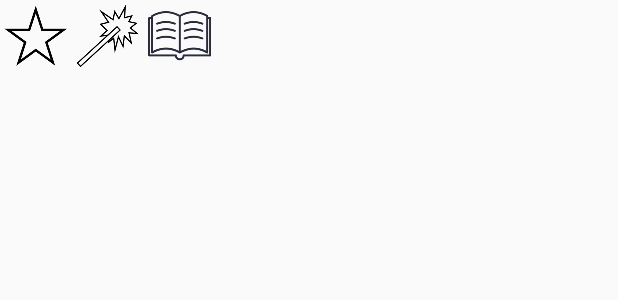
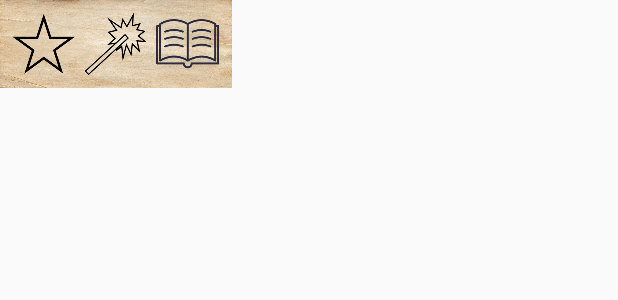
Before and after one commit to Carifio24/SpellbookApp, an Android app: the layout spell_status_popup.xml on its own in the app's theme, with its tools: preview values and no code run, on a phone screen of 412 x 824 dp. Shown: the top 300 px of the screen. Run offline under Robolectric (Android 15) with nearby library versions, the light colour scheme and no system bars.

Commit message:
SpellStatusPopup seems to be working properly
Will test, then upload to GP as 2.2

```diff
--- a/app/src/main/java/dnd/jon/spellbook/CharacterProfile.java
+++ b/app/src/main/java/dnd/jon/spellbook/CharacterProfile.java
@@ -87,6 +87,9 @@ class CharacterProfile {
         if (spellStatuses.containsKey(spellName)) {
             SpellStatus status = spellStatuses.get(spellName);
             propSetter.accept(status, val);
+            if (status.noneTrue()) { // We can remove the key if all three are false
+                spellStatuses.remove(spellName);
+            }
             // spellStatuses.put(spellName, status);
         } else if (val) { // If the key doesn't exist, we only need to modify if val is true
             SpellStatus status = new SpellStatus();
--- a/app/src/main/java/dnd/jon/spellbook/CharacterSelectionWindow.java
+++ b/app/src/main/java/dnd/jon/spellbook/CharacterSelectionWindow.java
@@ -1,6 +1,5 @@
 package dnd.jon.spellbook;
 
-import android.app.ActionBar;
 import android.view.Gravity;
 import android.view.View;
 import android.view.ViewGroup;
--- a/app/src/main/java/dnd/jon/spellbook/MainActivity.java
+++ b/app/src/main/java/dnd/jon/spellbook/MainActivity.java
@@ -1171,4 +1171,10 @@ public class MainActivity extends AppCompatActivity {
         //csw.show();
     }
 
+    void filterIfStatusSet() {
+        if (settings.isStatusFilterSet()) {
+            filter();
+        }
+    }
+
 }
--- a/app/src/main/java/dnd/jon/spellbook/Settings.java
+++ b/app/src/main/java/dnd/jon/spellbook/Settings.java
@@ -85,6 +85,11 @@ class Settings {
     int tableTextSize() { return tableSize; }
     int nTableRows() { return nRows; }
 
+    // Not quite getters, but retrieving some property
+    boolean isStatusFilterSet() {
+        return filterByFavorites || filterByPrepared || filterByKnown;
+    }
+
 
     // Setters
     void setFilterFavorites(boolean fav) { filterByFavorites = fav; }
--- a/app/src/main/java/dnd/jon/spellbook/SpellStatus.java
+++ b/app/src/main/java/dnd/jon/spellbook/SpellStatus.java
@@ -16,4 +16,8 @@ class SpellStatus {
         this(false, false, false);
     }
 
+    boolean noneTrue() {
+        return !(favorite || prepared || known);
+    }
+
 }
--- a/app/src/main/res/layout/spell_status_popup.xml
+++ b/app/src/main/res/layout/spell_status_popup.xml
@@ -1,8 +1,28 @@
 <?xml version="1.0" encoding="utf-8"?>
 <RelativeLayout
     xmlns:android="http://schemas.android.com/apk/res/android"
-    android:layout_width="match_parent"
-    android:layout_height="match_parent"
+    android:layout_width="wrap_content"
+    android:layout_height="wrap_content"
+    >
+
+    <ImageView
+        android:layout_width="wrap_content"
+        android:layout_height="wrap_content"
+        android:id="@+id/yes_no_background"
+        android:background="@android:color/transparent"
+        android:src="@drawable/bookbackground_2"
+        android:layout_alignTop="@id/spell_status_internal_rl"
+        android:layout_alignBottom="@id/spell_status_internal_rl"
+        android:layout_alignLeft="@id/spell_status_internal_rl"
+        android:layout_alignRight="@id/spell_status_internal_rl"
+        android:scaleType="fitXY"
+        />
+
+    <RelativeLayout
+        android:layout_width="wrap_content"
+        android:layout_height="wrap_content"
+        android:id="@+id/spell_status_internal_rl"
+        android:padding="5dp"
         >
 
         <ImageButton
@@ -33,3 +53,5 @@
             />
 
     </RelativeLayout>
+
+</RelativeLayout>
```
Also changed, not shown: app/src/main/java/dnd/jon/spellbook/CustomPopupWindow.java (+13 -1 lines), app/src/main/java/dnd/jon/spellbook/SpellStatusPopup.java (+5 -6 lines), 2 other files. Lines whose indentation alone changed are shown as unchanged.
